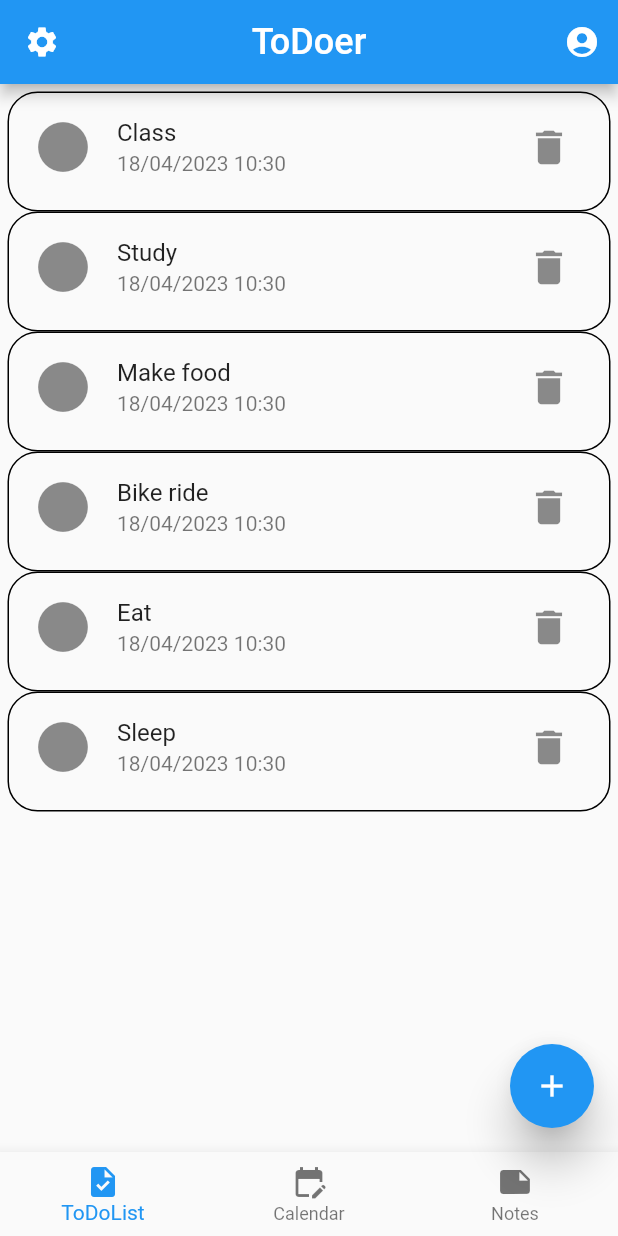
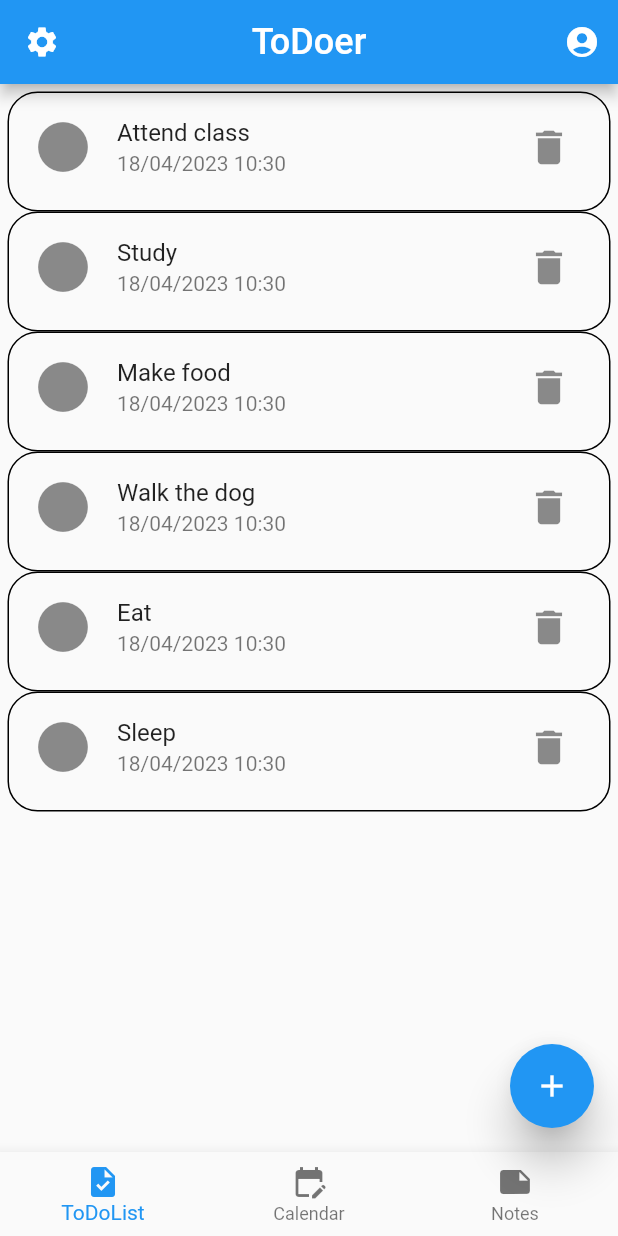
Before and after one commit to dtuukkanen/ToDo, a Flutter app: the screen it shows after launch, on a phone screen of 412 x 824 dp. Run offline on Flutter 3.47's test engine with Material 2 defaults, Android fonts, the phone set to English and light mode, and no system bars.

Commit message:
Small changes

```diff
--- a/lib/main.dart
+++ b/lib/main.dart
@@ -20,7 +20,7 @@ class _MainAppState extends State<MainApp> {
 
   TextEditingController editingController = TextEditingController();
   //List<String> tasks = List.generate(10, (index) => 'Task $index');
-  List<String> tasks = ['Class', 'Study', 'Make food', 'Bike ride', 'Eat', 'Sleep'];
+  List<String> tasks = ['Attend class', 'Study', 'Make food', 'Walk the dog', 'Eat', 'Sleep'];
 
   Widget listView() {
   return ListView.builder(
```
